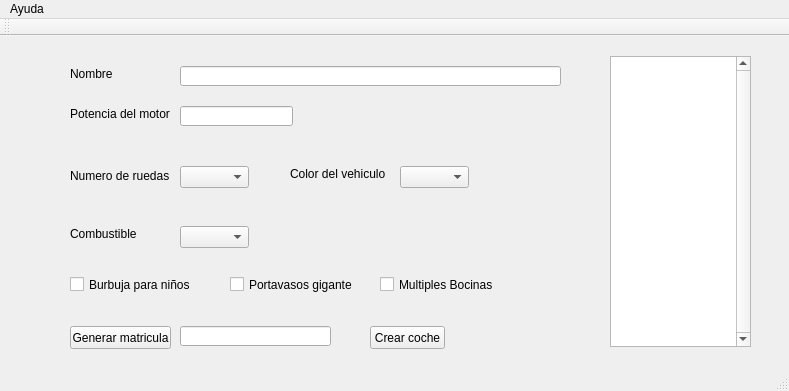
Qt form Practica-2/mainwindow.ui (manuel-fidalgo/Arquitectura-Computadores) before a commit.
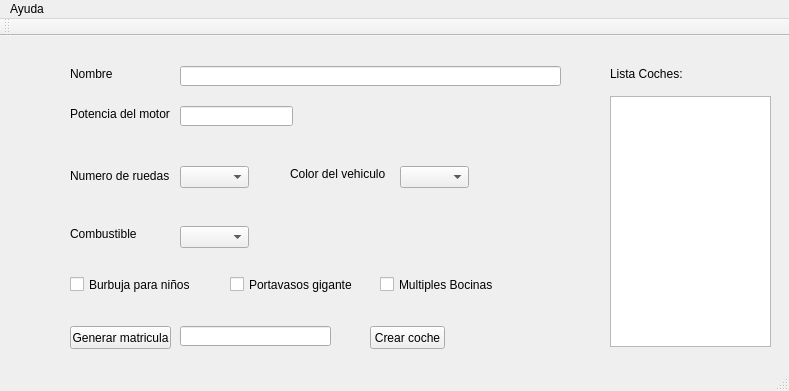
The same form after that commit.

What changed in the file:
```diff
--- a/Practica-2/mainwindow.ui
+++ b/Practica-2/mainwindow.ui
@@ -210,17 +210,30 @@
      <string>Crear coche</string>
     </property>
    </widget>
-   <widget class="QListView" name="listView">
+   <widget class="QLabel" name="label_6">
     <property name="geometry">
      <rect>
       <x>610</x>
-      <y>20</y>
-      <width>141</width>
-      <height>291</height>
+      <y>30</y>
+      <width>101</width>
+      <height>16</height>
      </rect>
     </property>
-    <property name="verticalScrollBarPolicy">
-     <enum>Qt::ScrollBarAlwaysOn</enum>
+    <property name="text">
+     <string>Lista Coches:</string>
+    </property>
+   </widget>
+   <widget class="QPlainTextEdit" name="listaCoches">
+    <property name="geometry">
+     <rect>
+      <x>610</x>
+      <y>60</y>
+      <width>161</width>
+      <height>251</height>
+     </rect>
+    </property>
+    <property name="cursor" stdset="0">
+     <cursorShape>CrossCursor</cursorShape>
     </property>
    </widget>
   </widget>
```
